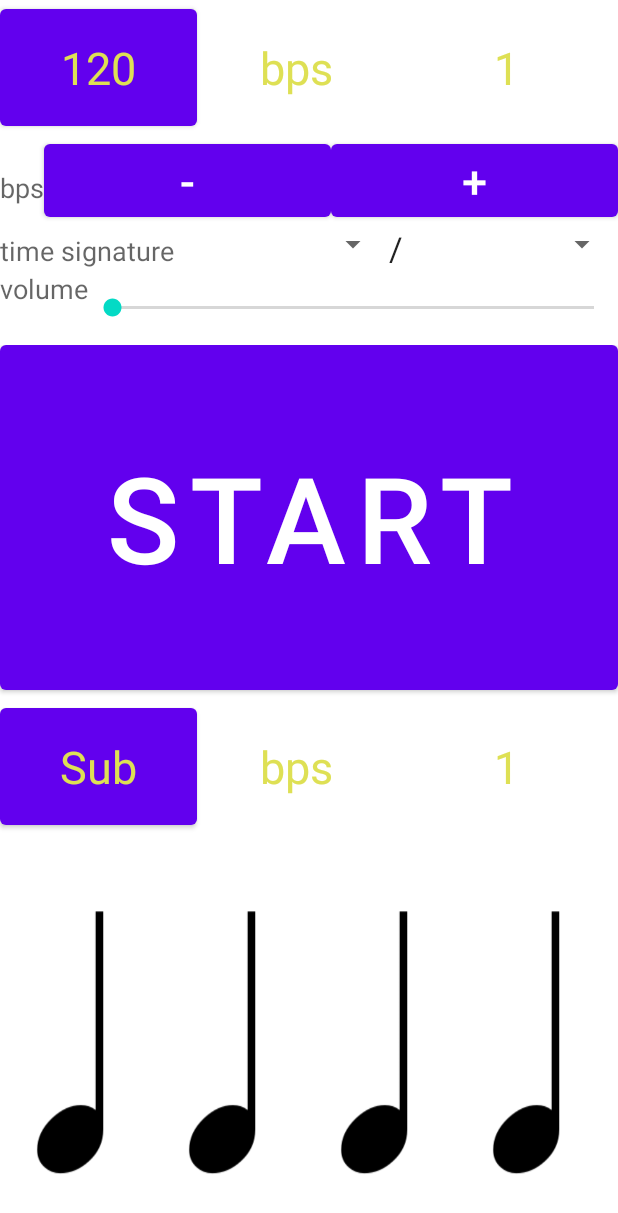
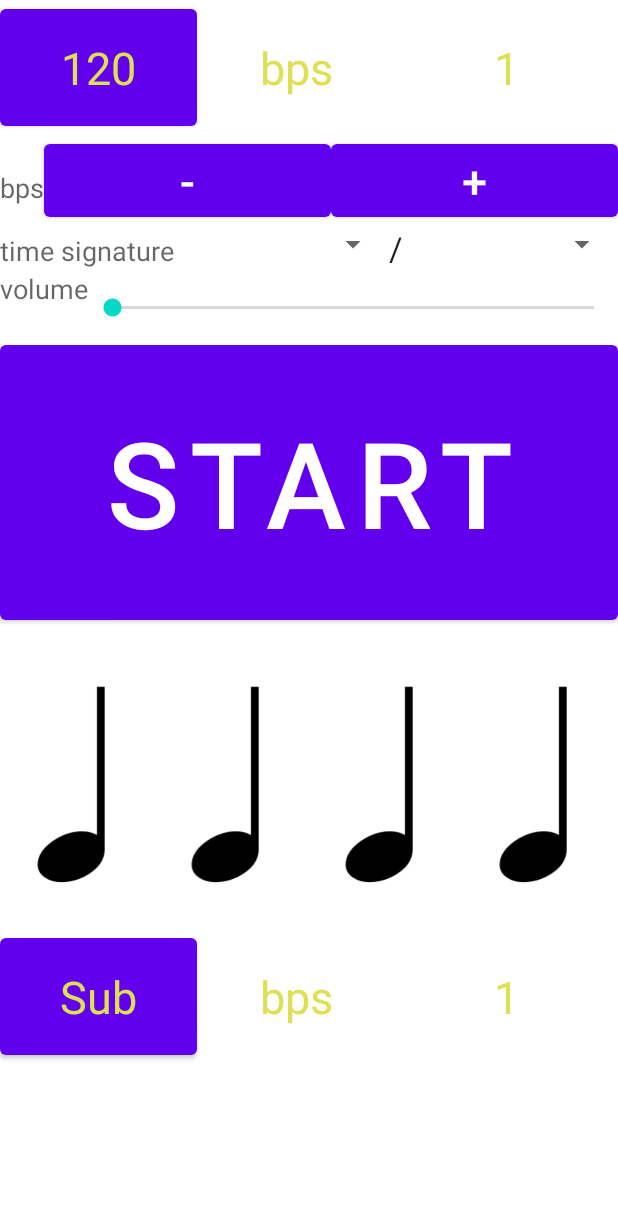
Before and after one commit to tcollins6049/CustoMet, an Android app: the layout activity_main.xml on its own in the app's theme, with its tools: preview values and no code run, on a phone screen of 412 x 824 dp. Shown: the top 1213 px of the screen. Run offline under Robolectric (Android 15) with nearby library versions, the phone set to English and light mode, and no system bars.

Commit message:
Started UI design and worked on subdivisions.

```diff
--- a/app/src/main/res/layout/activity_main.xml
+++ b/app/src/main/res/layout/activity_main.xml
@@ -180,7 +180,7 @@
         <Button
             android:id="@+id/startstop"
             android:layout_width="wrap_content"
-            android:layout_height="236dp"
+            android:layout_height="189dp"
             android:layout_weight="10"
             android:insetLeft="0dp"
             android:insetTop="0dp"
@@ -189,6 +189,41 @@
             android:scaleY="1"
             android:text="@string/start"
             android:textSize="80dp" />
+    </LinearLayout>
+
+    <LinearLayout
+        android:id="@+id/linearLayout7"
+        android:layout_width="match_parent"
+        android:layout_height="wrap_content" >
+
+        <ImageButton
+            android:id="@+id/First16thNote"
+            android:layout_width="102.5dp"
+            android:layout_height="200dp"
+            android:background="@drawable/edited_quarter_note"
+            android:text="Button" />
+
+        <ImageButton
+            android:id="@+id/Second16thNote"
+            android:layout_width="102.5dp"
+            android:layout_height="200dp"
+            android:background="@drawable/edited_quarter_note"
+            android:text="Button" />
+
+        <ImageButton
+            android:id="@+id/Third16thNote"
+            android:layout_width="102.5dp"
+            android:layout_height="200dp"
+            android:background="@drawable/edited_quarter_note"
+            android:text="Button" />
+
+        <ImageButton
+            android:id="@+id/Fourth16thNote"
+            android:layout_width="102.5dp"
+            android:layout_height="200dp"
+            android:background="@drawable/edited_quarter_note"
+            android:text="Button" />
+
     </LinearLayout>
 
     <LinearLayout
@@ -232,36 +267,4 @@
 
     </LinearLayout>
 
-    <LinearLayout
-        android:id="@+id/linearLayout7"
-        android:layout_width="match_parent"
-        android:layout_height="wrap_content" >
-
-        <ImageButton
-            android:id="@+id/FirstNote"
-            android:layout_width="101dp"
-            android:layout_height="wrap_content"
-            android:background="@drawable/edited_quarter_note"
-            android:text="Button" />
-        <ImageButton
-            android:id="@+id/SecondNote"
-            android:layout_width="101dp"
-            android:layout_height="wrap_content"
-            android:background="@drawable/edited_quarter_note"
-            android:text="Button" />
-        <ImageButton
-            android:id="@+id/ThirdNote"
-            android:layout_width="101dp"
-            android:layout_height="wrap_content"
-            android:background="@drawable/edited_quarter_note"
-            android:text="Button" />
-        <ImageButton
-            android:id="@+id/FourthNote"
-            android:layout_width="101dp"
-            android:layout_height="wrap_content"
-            android:background="@drawable/edited_quarter_note"
-            android:text="Button" />
-
-    </LinearLayout>
-
 </LinearLayout>
--- a/app/src/main/res/values/colors.xml
+++ b/app/src/main/res/values/colors.xml
@@ -17,5 +17,8 @@
     <color name="white">#FFFFFFFF</color>
     <color name="teal_700">#FF018786</color>
     <color name="teal_200">#FF03DAC5</color>
+    <color name="teal_reg">#00a0a0</color>
+    <color name="gray">#CCCCCC</color>
+    <color name="dark_gray">#404040</color>
     <string name="one">1</string>
 </resources>
```
Also changed, not shown: app/src/main/java/com/example/metronomni/MainActivity.java (+20 -16 lines).
